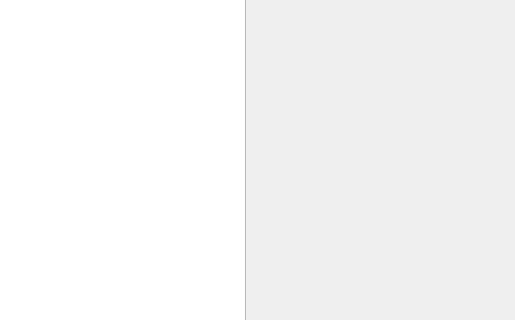
First picture: the form in resources/main_view.ui, repository jeanboy44/cloud-image-viewer, before the edit; both pictures show x 0 to 515 and y 289 to 609 of the 904 by 905 pixel window.
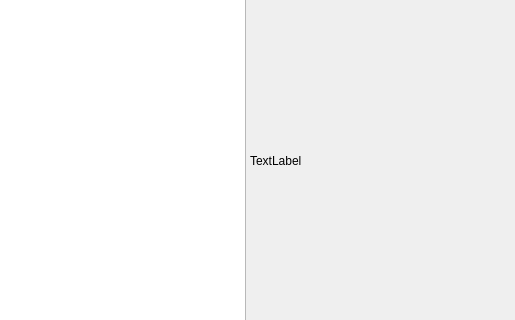
Second picture: the form after the edit. Icons and pictures are not drawn.

```diff
--- a/resources/main_view.ui
+++ b/resources/main_view.ui
@@ -36,6 +36,19 @@
       <height>861</height>
      </rect>
     </property>
+    <widget class="QLabel" name="main_viewer">
+     <property name="geometry">
+      <rect>
+       <x>0</x>
+       <y>0</y>
+       <width>651</width>
+       <height>861</height>
+      </rect>
+     </property>
+     <property name="text">
+      <string>TextLabel</string>
+     </property>
+    </widget>
    </widget>
   </widget>
   <widget class="QMenuBar" name="menu_bar">
```
